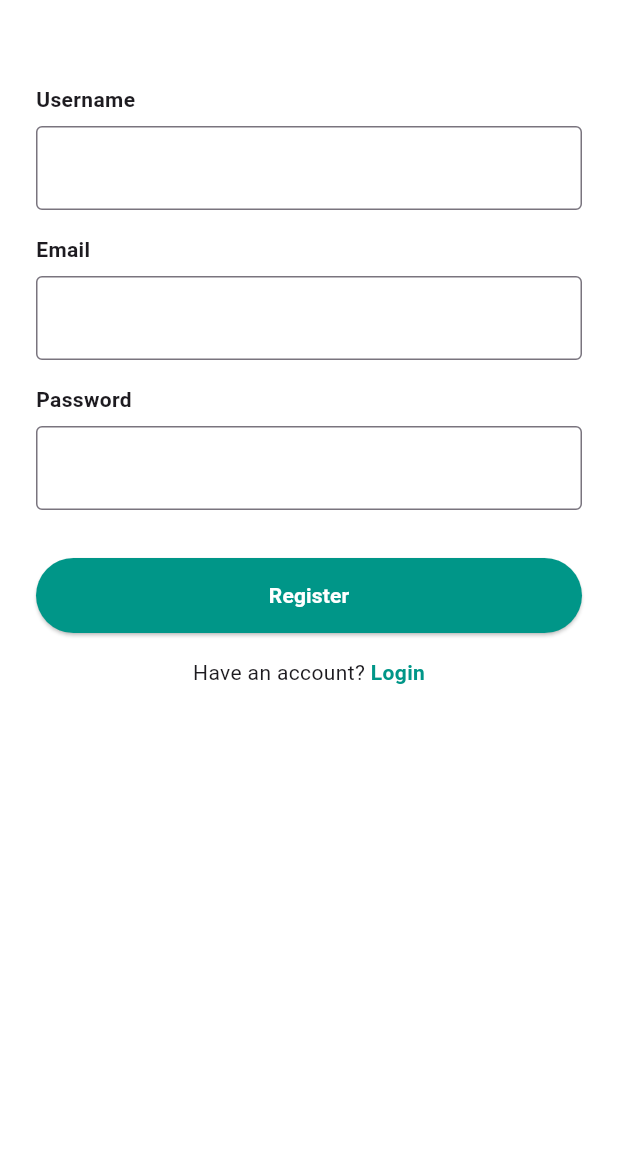
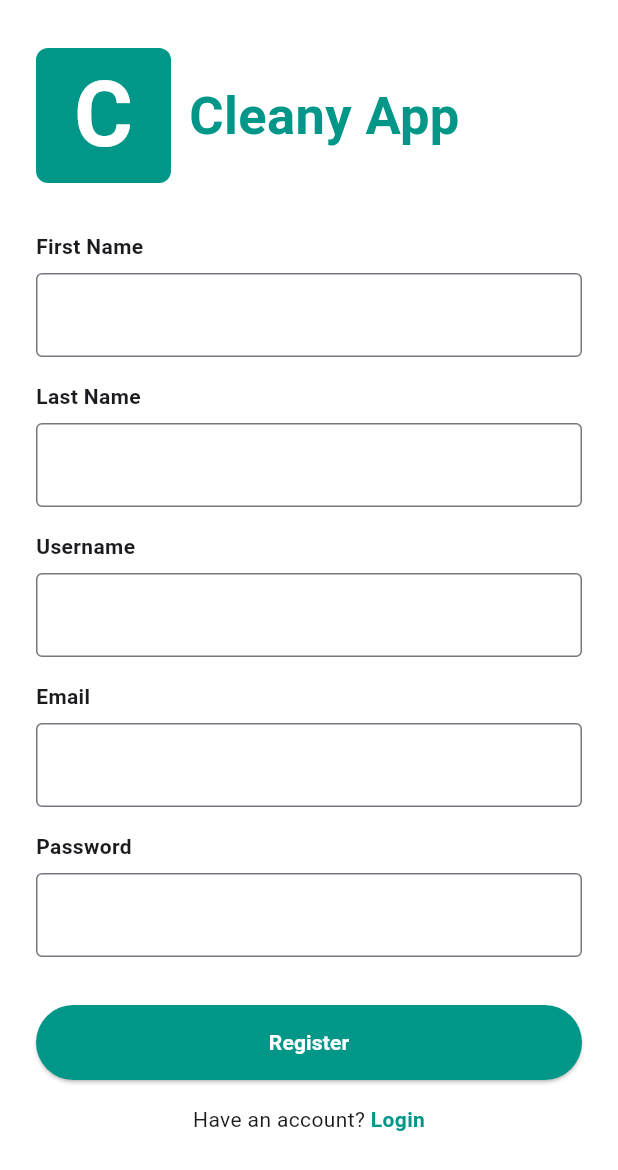
Before and after one commit to oujisan/cleany-app, a Flutter app: the RegisterScreen screen opened directly, on a phone screen of 412 x 824 dp. Shown: the top 1170 px of the screen. Run offline on Flutter 3.47's test engine with Material 3 defaults, Android fonts, the phone set to English and light mode, and no system bars; our stand-ins replace device_preview.

Commit message:
Login Register

```diff
--- a/cleany_app/lib/main.dart
+++ b/cleany_app/lib/main.dart
@@ -20,7 +20,7 @@ class MainApp extends StatelessWidget {
       title: "Cleany",
       debugShowCheckedModeBanner: false,
       showPerformanceOverlay: false,
-      home: RegisterScreen(),
+      home: LoginScreen(),
     );
   }
 }
--- a/cleany_app/lib/src/views/register_page.dart
+++ b/cleany_app/lib/src/views/register_page.dart
@@ -1,29 +1,22 @@
 import 'package:flutter/material.dart';
-import 'package:device_preview/device_preview.dart';
-import 'package:flutter/foundation.dart';
 
-void main() => runApp(
-  DevicePreview(
-    enabled: !kReleaseMode,
-    builder: (context) => MainApp(), // Wrap your app
-  ),
-);
-
-class MainApp extends StatelessWidget {
-  const MainApp({super.key});
+class RegisterScreen extends StatefulWidget {
+  const RegisterScreen({super.key});
 
   @override
-  Widget build(BuildContext context) {
-    return const MaterialApp(
-      title: 'Register UI',
-      debugShowCheckedModeBanner: false,
-      showPerformanceOverlay: false,
-      home: const RegisterScreen(),
-    );
+  State<RegisterScreen> createState() => _RegisterScreenState();
+}
+
+class _RegisterScreenState extends State<RegisterScreen> {
+  final TextEditingController firstNameController = TextEditingController();
+  final TextEditingController lastNameController = TextEditingController();
+  final TextEditingController usernameController = TextEditingController();
+  final TextEditingController emailController = TextEditingController();
+  final TextEditingController passwordController = TextEditingController();
+
+  void _register() {
+    print("Register Klik");
   }
-}
-class RegisterScreen extends StatelessWidget {
-  const RegisterScreen({super.key});
 
   @override
   Widget build(BuildContext context) {
@@ -31,48 +24,111 @@ class RegisterScreen extends StatelessWidget {
       backgroundColor: Colors.white,
       body: SafeArea(
         child: SingleChildScrollView(
-          padding: const EdgeInsets.symmetric(horizontal: 24, vertical: 36),
+          padding: const EdgeInsets.symmetric(horizontal: 24, vertical: 32),
           child: Column(
             crossAxisAlignment: CrossAxisAlignment.stretch,
             children: [
-              const SizedBox(height: 20),
+              // Logo dan Judul
+              Row(
+                children: [
+                  Container(
+                    width: 90,
+                    height: 90,
+                    decoration: BoxDecoration(
+                      color: Colors.teal,
+                      borderRadius: BorderRadius.circular(8),
+                    ),
+                    child: const Center(
+                      child: Text(
+                        'C',
+                        style: TextStyle(
+                          color: Colors.white,
+                          fontSize: 60,
+                          fontWeight: FontWeight.bold,
+                        ),
+                      ),
+                    ),
+                  ),
+                  const SizedBox(width: 12),
+                  const Text(
+                    "Cleany App",
+                    style: TextStyle(
+                      fontSize: 35,
+                      fontWeight: FontWeight.bold,
+                      color: Colors.teal,
+                    ),
+                  ),
+                ],
+              ),
+              const SizedBox(height: 32),
 
-              // Username Field
-              const Text("Username", style: TextStyle(fontWeight: FontWeight.bold)),
+              // First Name
+              const Text(
+                "First Name",
+                style: TextStyle(fontWeight: FontWeight.bold),
+              ),
               const SizedBox(height: 8),
-              const TextField(
-                decoration: InputDecoration(
-                  border: OutlineInputBorder(),
-                ),
+              TextField(
+                controller: firstNameController,
+                decoration: const InputDecoration(border: OutlineInputBorder()),
               ),
               const SizedBox(height: 16),
 
-              // Email Field
-              const Text("Email", style: TextStyle(fontWeight: FontWeight.bold)),
+              // Last Name
+              const Text(
+                "Last Name",
+                style: TextStyle(fontWeight: FontWeight.bold),
+              ),
               const SizedBox(height: 8),
-              const TextField(
-                decoration: InputDecoration(
-                  border: OutlineInputBorder(),
-                ),
+              TextField(
+                controller: lastNameController,
+                decoration: const InputDecoration(border: OutlineInputBorder()),
               ),
               const SizedBox(height: 16),
 
-              // Password Field
-              const Text("Password", style: TextStyle(fontWeight: FontWeight.bold)),
+              // Username
+              const Text(
+                "Username",
+                style: TextStyle(fontWeight: FontWeight.bold),
+              ),
               const SizedBox(height: 8),
-              const TextField(
+              TextField(
+                controller: usernameController,
+                decoration: const InputDecoration(border: OutlineInputBorder()),
+              ),
+              const SizedBox(height: 16),
+
+              // Email
+              const Text(
+                "Email",
+                style: TextStyle(fontWeight: FontWeight.bold),
+              ),
+              const SizedBox(height: 8),
+              TextField(
+                controller: emailController,
+                keyboardType: TextInputType.emailAddress,
+                decoration: const InputDecoration(border: OutlineInputBorder()),
+              ),
+              const SizedBox(height: 16),
+
+              // Password
+              const Text(
+                "Password",
+                style: TextStyle(fontWeight: FontWeight.bold),
+              ),
+              const SizedBox(height: 8),
+              TextField(
+                controller: passwordController,
                 obscureText: true,
-                decoration: InputDecoration(
-                  border: OutlineInputBorder(),
-                ),
+                decoration: const InputDecoration(border: OutlineInputBorder()),
               ),
               const SizedBox(height: 32),
 
-              // Register Button
+              // Register button
               SizedBox(
                 height: 50,
                 child: ElevatedButton(
-                  onPressed: () {},
+                  onPressed: _register,
                   style: ElevatedButton.styleFrom(
                     backgroundColor: Colors.teal,
                     shape: RoundedRectangleBorder(
@@ -88,17 +144,16 @@ class RegisterScreen extends StatelessWidget {
                   ),
                 ),
               ),
-
               const SizedBox(height: 16),
 
-              // Login Text
+              // Navigasi Login
               Row(
                 mainAxisAlignment: MainAxisAlignment.center,
                 children: [
                   const Text("Have an account? "),
                   GestureDetector(
                     onTap: () {
-                      // Navigator.push(context, MaterialPageRoute(builder: (_) => LoginScreen()));
+                      Navigator.pop(context); // kembali ke Login
                     },
                     child: const Text(
                       "Login",
```
Also changed, not shown: cleany_app/lib/src/views/login_page.dart (+68 -39 lines).
